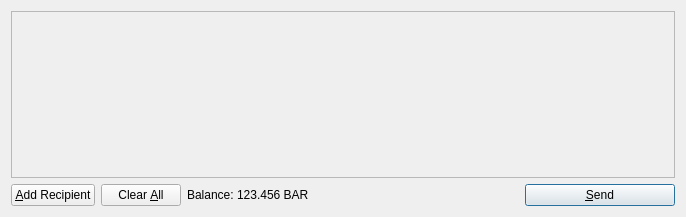
First picture: the form in src/qt/forms/sendcoinsdialog.ui, repository MrBaconBit/BaconBits, before the edit.
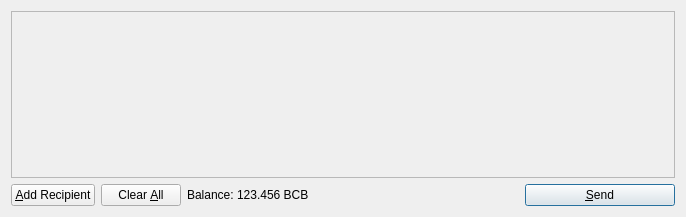
Second picture: the form after the edit. Icons and pictures are not drawn.

Patch:
```diff
--- a/src/qt/forms/sendcoinsdialog.ui
+++ b/src/qt/forms/sendcoinsdialog.ui
@@ -119,7 +119,7 @@
           <cursorShape>IBeamCursor</cursorShape>
          </property>
          <property name="text">
-          <string>123.456 BAR</string>
+          <string>123.456 BCB</string>
          </property>
          <property name="textInteractionFlags">
           <set>Qt::LinksAccessibleByMouse|Qt::TextSelectableByKeyboard|Qt::TextSelectableByMouse</set>
```
